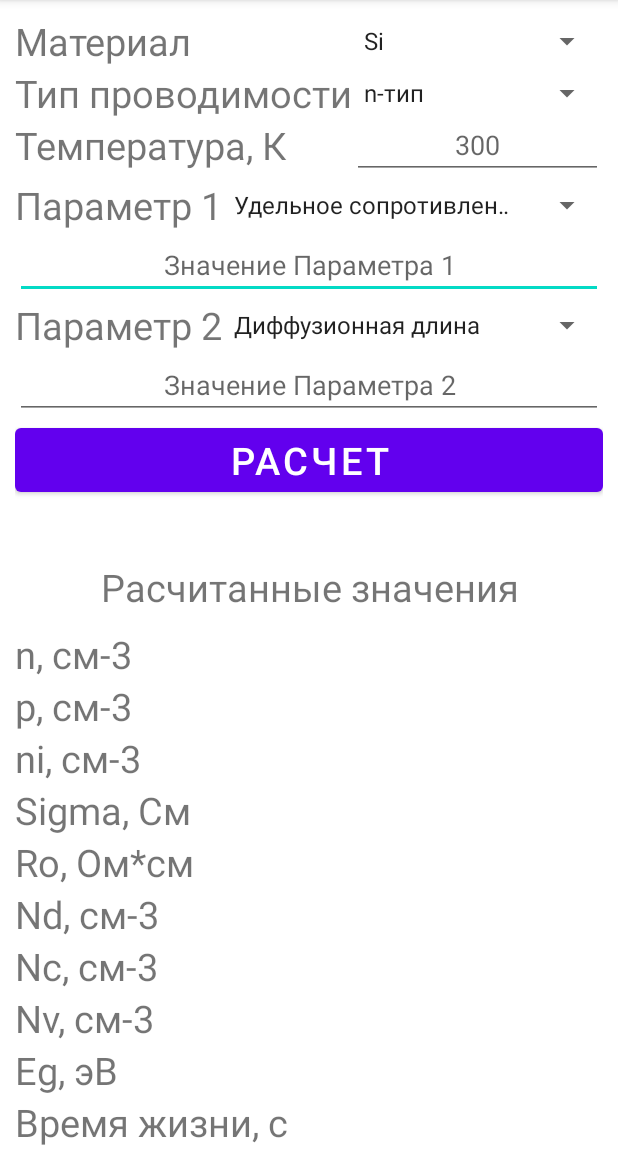
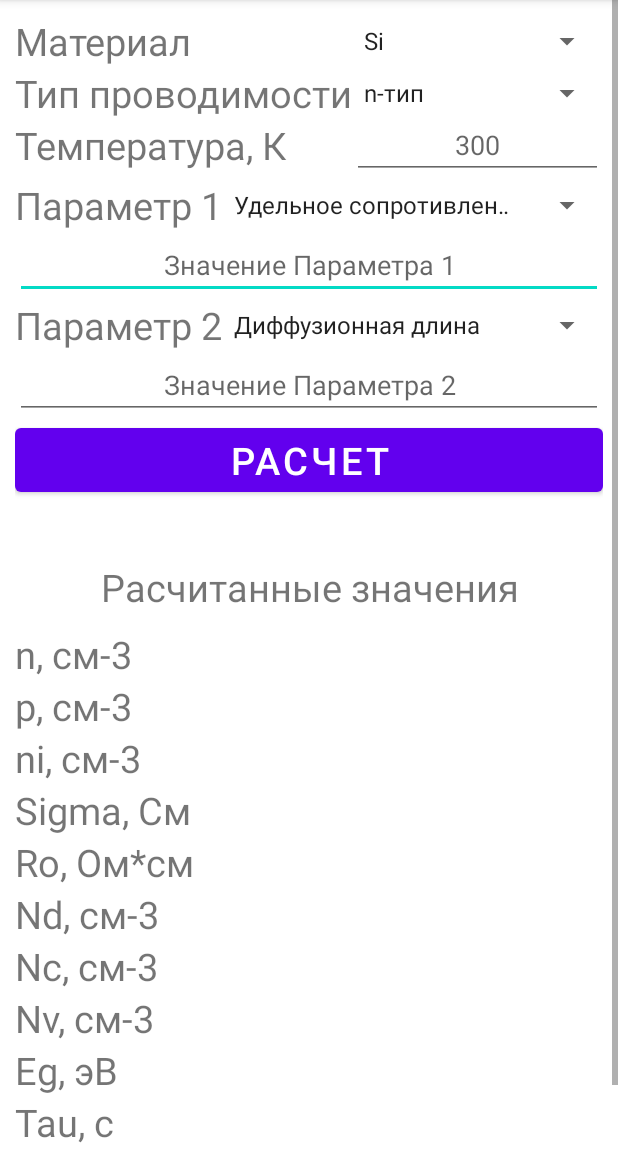
Before and after one commit to GetsSama/SemiParams, an Android app: the Semi_act screen opened directly, with no data from a screen before it, on a phone screen of 412 x 824 dp, the part 84-1236 px from its top. Run offline under Robolectric (Android 15) with nearby library versions, the phone set to English and light mode, and no system bars.

Commit message:
start develop backend: spinners and editTexts work

```diff
--- a/app/src/main/java/com/example/semiparams/Semi_act.java
+++ b/app/src/main/java/com/example/semiparams/Semi_act.java
@@ -3,9 +3,13 @@ package com.example.semiparams;
 import androidx.appcompat.app.AppCompatActivity;
 
 import android.os.Bundle;
+import android.text.Editable;
+import android.text.TextWatcher;
 import android.view.View;
 import android.widget.AdapterView;
 import android.widget.ArrayAdapter;
+import android.widget.Button;
+import android.widget.EditText;
 import android.widget.Spinner;
 import android.widget.TextView;
 
@@ -17,6 +21,7 @@ public class Semi_act extends AppCompatActivity
     String[] Param2 = {"Диффузионная длина", "Время жизни"};
 
     int SpinnerChoiseOne, SpinnerChoiseTwo, SpinnerChoiseThree, SpinnerChoiseFoure;
+    float Temp, ParamOne, ParamTwo;
 
     @Override
     public void onCreate(Bundle savedInstanceState)
@@ -25,6 +30,73 @@ public class Semi_act extends AppCompatActivity
         setContentView(R.layout.activity_semi);
         TextView dopant = (TextView)findViewById(R.id.doping);
         TextView dinamic = (TextView)findViewById(R.id.Dinamic);
+        TextView electron_val = (TextView)findViewById(R.id.electron_val);
+        TextView hole_val = (TextView)findViewById(R.id.hole_val);
+        TextView intrinsic_val = (TextView)findViewById(R.id.hole_val);
+        TextView conductivity_val = (TextView)findViewById(R.id.conductivity_val);
+        TextView resistiv_val = (TextView)findViewById(R.id.resistiv_val);
+        TextView doping_val = (TextView)findViewById(R.id.doping_val);
+        TextView Nc_val = (TextView)findViewById(R.id.Nc_val);
+        TextView Nv_val = (TextView)findViewById(R.id.Nv_val);
+        TextView Eg_val = (TextView)findViewById(R.id.Eg_val);
+        TextView Dinamic_val = (TextView)findViewById(R.id.Dinamic_val);
+        EditText Temper = (EditText)findViewById(R.id.temper_val);
+        EditText paramOne = (EditText)findViewById(R.id.text1);
+        EditText paramTwo = (EditText)findViewById(R.id.text2);
+        Button Solve = (Button)findViewById(R.id.Solve);
+
+        //Считываю заполняемые поля в переменные
+        Temper.addTextChangedListener(new TextWatcher() {
+            @Override
+            public void beforeTextChanged(CharSequence charSequence, int i, int i1, int i2)
+            {
+            }
+
+            @Override
+            public void onTextChanged(CharSequence charSequence, int i, int i1, int i2)
+            {
+                Temp = Float.parseFloat(charSequence.toString());
+            }
+
+            @Override
+            public void afterTextChanged(Editable editable)
+            {
+            }
+        });
+        paramOne.addTextChangedListener(new TextWatcher() {
+            @Override
+            public void beforeTextChanged(CharSequence charSequence, int i, int i1, int i2)
+            {
+            }
+
+            @Override
+            public void onTextChanged(CharSequence charSequence, int i, int i1, int i2)
+            {
+                ParamOne = Float.parseFloat(charSequence.toString());
+            }
+
+            @Override
+            public void afterTextChanged(Editable editable)
+            {
+            }
+        });
+        paramTwo.addTextChangedListener(new TextWatcher() {
+            @Override
+            public void beforeTextChanged(CharSequence charSequence, int i, int i1, int i2)
+            {
+            }
+
+            @Override
+            public void onTextChanged(CharSequence charSequence, int i, int i1, int i2)
+            {
+                ParamTwo = Float.parseFloat(charSequence.toString());
+            }
+
+            @Override
+            public void afterTextChanged(Editable editable)
+            {
+            }
+        });
 
         //Создаю 4 спиннера
         Spinner mater = (Spinner) findViewById(R.id.mater);
@@ -46,7 +118,6 @@ public class Semi_act extends AppCompatActivity
         TypeOfCond.setAdapter(adapter_type);
         ParamOne.setAdapter(adapter_param1);
         ParamTwo.setAdapter(adapter_param2);
-
         //Слушатель нажатий на спиннеры
         AdapterView.OnItemSelectedListener SpinnerListener = new AdapterView.OnItemSelectedListener()
         {
@@ -87,9 +158,11 @@ public class Semi_act extends AppCompatActivity
                                 SpinnerChoiseTwo = 1;
                         };
                         if (SpinnerChoiseTwo==1)
-                            dopant.setText("Nd, см-3");
+                        {dopant.setText("Nd, см-3");}
+                        else if (SpinnerChoiseTwo==2)
+                        {dopant.setText("Na, см-3");}
                         else
-                            dopant.setText("Na, см-3");
+                        {dopant.setText("Примесь отсутствует");}
                         break;
                     case R.id.param1:
                         switch ((String) adapterView.getItemAtPosition(position))
@@ -120,9 +193,9 @@ public class Semi_act extends AppCompatActivity
                                 SpinnerChoiseFoure = 1;
                         };
                         if (SpinnerChoiseFoure==1)
-                            dinamic.setText("Время жизни, с");
+                            dinamic.setText("Tau, с");
                         else
-                            dinamic.setText("Диффузионная длина, см2/с");
+                            dinamic.setText("L, см");
                         break;
                 };
             }
@@ -132,12 +205,19 @@ public class Semi_act extends AppCompatActivity
             {
             }
         };
-
         //Присваиваю спиннерам слушатель
         mater.setOnItemSelectedListener(SpinnerListener);
         TypeOfCond.setOnItemSelectedListener(SpinnerListener);
         ParamOne.setOnItemSelectedListener(SpinnerListener);
         ParamTwo.setOnItemSelectedListener(SpinnerListener);
 
+        View.OnClickListener Solver = new View.OnClickListener()
+        {
+            @Override
+            public void onClick(View buttonSolve)
+            {
+
+            }
+        };
     }
 }
--- a/app/src/main/res/layout/activity_semi.xml
+++ b/app/src/main/res/layout/activity_semi.xml
@@ -55,6 +55,7 @@
             android:layout_below="@+id/conduct"
             android:layout_alignParentLeft="true"/>
         <EditText
+            android:id="@+id/temper_val"
             android:layout_height="match_parent"
             android:layout_width="match_parent"
             android:hint="300"
@@ -327,7 +328,7 @@
             android:id="@+id/Dinamic"
             android:textSize="25dp"
             android:layout_below="@+id/Eg"
-            android:layout_alignParentLeft="true"/>
+            android:layout_alignParentLeft="true" />
 
         <TextView
             android:layout_width="match_parent"
@@ -337,7 +338,28 @@
             android:layout_below="@+id/Eg"
             android:layout_toRightOf="@+id/Dinamic"
             android:layout_alignParentRight="true"
-            android:gravity="center"/>
+            android:gravity="center" />
+
+        <TextView
+            android:layout_width="wrap_content"
+            android:layout_height="wrap_content"
+            android:id="@+id/coefDiff"
+            android:text="D, см2/с"
+            android:textSize="25dp"
+            android:layout_below="@+id/Dinamic"
+            android:layout_alignParentLeft="true"
+            android:layout_marginBottom="15dp"/>
+
+        <TextView
+            android:layout_width="match_parent"
+            android:layout_height="wrap_content"
+            android:id="@+id/coefDiff_val"
+            android:textSize="25dp"
+            android:layout_below="@+id/Dinamic"
+            android:layout_toRightOf="@+id/coefDiff"
+            android:layout_alignParentRight="true"
+            android:gravity="center"
+            android:layout_marginBottom="15dp"/>
 
     </RelativeLayout>
 </ScrollView>
```
